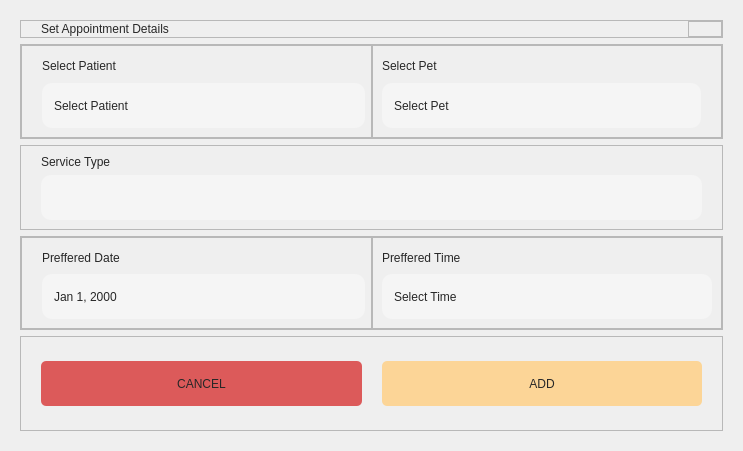
Old version of the form Desktop_Application/Frontend/ui-files/addAppointmentCard.ui in the repository DreddVDomasian/Petmate-Desktop-Application.
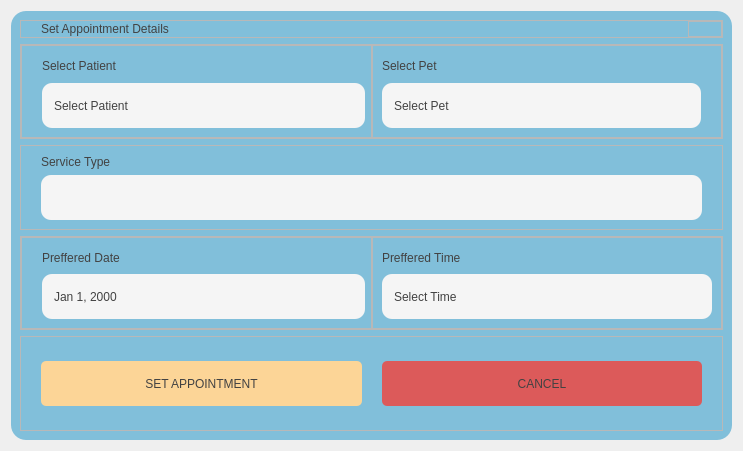
New version of the form. Icons and pictures are not drawn.

```diff
--- a/Desktop_Application/Frontend/ui-files/addAppointmentCard.ui
+++ b/Desktop_Application/Frontend/ui-files/addAppointmentCard.ui
@@ -21,11 +21,7 @@
     <widget class="QFrame" name="addPopUPFrame">
      <property name="styleSheet">
       <string notr="true">#addPopUPFrame{
-	background-color: qlineargradient(
-		 y1: 0, x1: 0, y2: 1, x2: 0,
-		 stop: 0 #78B3CE, 
-    	 stop: 1 #D0F0FF
-	);
+	background-color:#81BFDA;
 	border-radius:15px;
 }
 
@@ -33,7 +29,7 @@
 	background-color:rgb(245, 245, 245);
     border-radius: 10px;
     font: 57 12pt &quot;Montserrat Medium&quot;;
-    color: rgb(39, 39, 39);
+	color:rgb(66, 66, 66);
     padding-left: 10px;
 }
 
@@ -55,13 +51,13 @@
 	background-color:rgb(245, 245, 245);
     border-radius: 10px;
 	font: 57 12pt &quot;Montserrat Medium&quot;;
-	color:rgb(39, 39, 39);
+	color:rgb(66, 66, 66);
 	padding-left: 10px;
 
 }
 QComboBox QLineEdit {
     font: 63 12pt &quot;Montserrat SemiBold&quot;;
-	color:rgb(39, 39, 39);
+	color:rgb(66, 66, 66);
     border: none; 
 }
 QComboBox:focus{
@@ -93,7 +89,7 @@
 /* List items */
 QComboBox QAbstractItemView::item {
     background-color:  rgb(232, 232, 232);
-	color:rgb(39, 39, 39);
+	color:rgb(66, 66, 66);
     height: 25px;
     font: 63 12pt &quot;Montserrat SemiBold&quot;;
 }
@@ -141,7 +137,7 @@
 
 QComboBox QLineEdit {
     font: 63 12pt &quot;Montserrat SemiBold&quot;;
-    color: rgb(39, 39, 39);
+	color:rgb(66, 66, 66);
     border: none; /* optional para di mag mukhang double border */
     background: transparent;
 }
@@ -228,7 +224,7 @@
             <string notr="true">QLabel{
 	
 	font: 18pt &quot;Rubik Mono One&quot;;
-	color:rgb(39, 39, 39);
+	color:rgb(66, 66, 66);
 
 }</string>
            </property>
@@ -344,7 +340,7 @@
              <widget class="QLabel" name="label_141">
               <property name="styleSheet">
                <string notr="true">font: 63 12pt &quot;Montserrat SemiBold&quot;;
-color:rgb(39, 39, 39);</string>
+color:rgb(66, 66, 66);</string>
               </property>
               <property name="text">
                <string>Select Patient</string>
@@ -409,7 +405,7 @@
              <widget class="QLabel" name="label_142">
               <property name="styleSheet">
                <string notr="true">font: 63 12pt &quot;Montserrat SemiBold&quot;;
-color:rgb(39, 39, 39);</string>
+color:rgb(66, 66, 66);</string>
               </property>
               <property name="text">
                <string>Select Pet</string>
@@ -496,7 +492,7 @@
           <widget class="QLabel" name="label_137">
            <property name="styleSheet">
             <string notr="true">font: 63 12pt &quot;Montserrat SemiBold&quot;;
-color:rgb(39, 39, 39);</string>
+color:rgb(66, 66, 66);</string>
            </property>
            <property name="text">
             <string>Service Type</string>
@@ -662,7 +658,7 @@
              <widget class="QLabel" name="label_139">
               <property name="styleSheet">
                <string notr="true">font: 63 12pt &quot;Montserrat SemiBold&quot;;
-color:rgb(39, 39, 39);</string>
+color:rgb(66, 66, 66);</string>
               </property>
               <property name="text">
                <string>Preffered Date</string>
@@ -720,7 +716,7 @@
              <widget class="QLabel" name="label_140">
               <property name="styleSheet">
                <string notr="true">font: 63 12pt &quot;Montserrat SemiBold&quot;;
-color:rgb(39, 39, 39);</string>
+color:rgb(66, 66, 66);</string>
               </property>
               <property name="text">
                <string>Preffered Time</string>
@@ -790,6 +786,41 @@
          <property name="rightMargin">
           <number>20</number>
          </property>
+         <item>
+          <widget class="QPushButton" name="addAppointmentBtn">
+           <property name="sizePolicy">
+            <sizepolicy hsizetype="Expanding" vsizetype="Fixed">
+             <horstretch>0</horstretch>
+             <verstretch>0</verstretch>
+            </sizepolicy>
+           </property>
+           <property name="minimumSize">
+            <size>
+             <width>174</width>
+             <height>45</height>
+            </size>
+           </property>
+           <property name="cursor">
+            <cursorShape>PointingHandCursor</cursorShape>
+           </property>
+           <property name="styleSheet">
+            <string notr="true">QPushButton{
+	font: 63 15pt &quot;Montserrat SemiBold&quot;;
+	color:rgb(66, 66, 66);
+	background-color:#FCD597;
+	border-radius: 5px;
+}
+
+QPushButton:hover{
+	background-color:rgb(230, 193, 137);
+
+}</string>
+           </property>
+           <property name="text">
+            <string>SET APPOINTMENT</string>
+           </property>
+          </widget>
+         </item>
          <item>
           <widget class="QPushButton" name="cancelAddAppointment">
            <property name="sizePolicy">
@@ -810,7 +841,7 @@
            <property name="styleSheet">
             <string notr="true">QPushButton{
 	font: 63 15pt &quot;Montserrat SemiBold&quot;;
-	color:rgb(39, 39, 39);
+	color:rgb(66, 66, 66);
 	background-color:	rgb(220, 90, 90);
 	border-radius: 5px;
 }
@@ -825,41 +856,6 @@
            </property>
           </widget>
          </item>
-         <item>
-          <widget class="QPushButton" name="addAppointmentBtn">
-           <property name="sizePolicy">
-            <sizepolicy hsizetype="Expanding" vsizetype="Fixed">
-             <horstretch>0</horstretch>
-             <verstretch>0</verstretch>
-            </sizepolicy>
-           </property>
-           <property name="minimumSize">
-            <size>
-             <width>174</width>
-             <height>45</height>
-            </size>
-           </property>
-           <property name="cursor">
-            <cursorShape>PointingHandCursor</cursorShape>
-           </property>
-           <property name="styleSheet">
-            <string notr="true">QPushButton{
-	font: 63 15pt &quot;Montserrat SemiBold&quot;;
-	color:rgb(39, 39, 39);
-	background-color:#FCD597;
-	border-radius: 5px;
-}
-
-QPushButton:hover{
-	background-color:rgb(230, 193, 137);
-
-}</string>
-           </property>
-           <property name="text">
-            <string>ADD</string>
-           </property>
-          </widget>
-         </item>
         </layout>
        </widget>
       </item>
```
Left out of the diff: 2 changed lines with no effect on the pictures.
